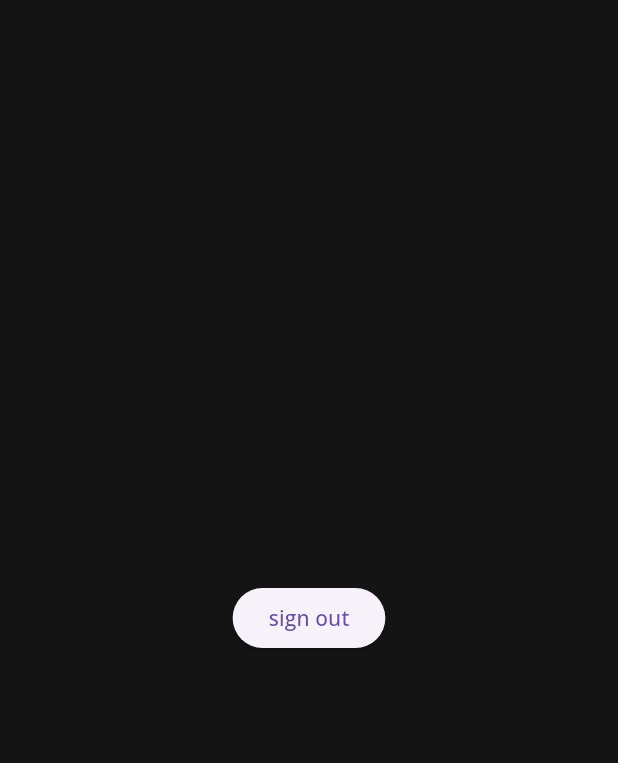
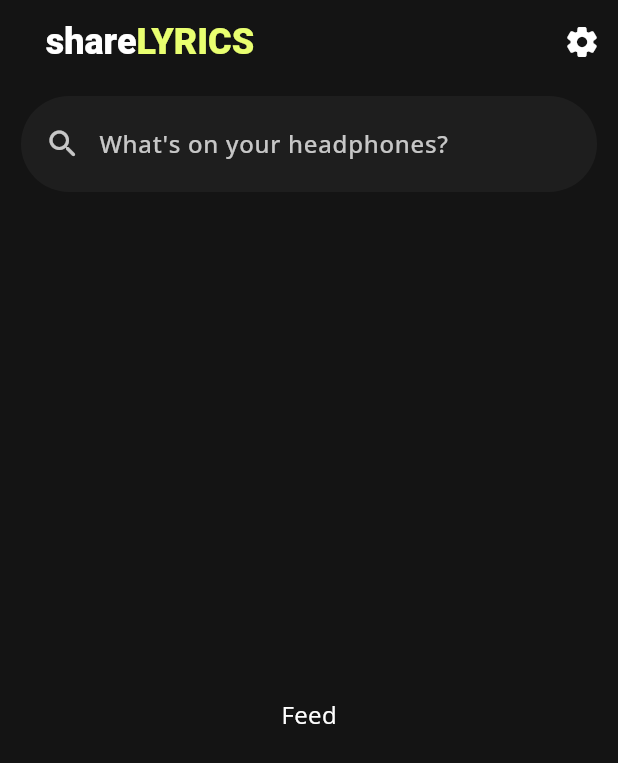
Before and after one commit to piekarskipiotr/share_lyrics, a Flutter app: the screen it shows once a user with an empty profile is signed in, on a phone screen of 412 x 824 dp. Shown: the top 763 px of the screen. Run offline on Flutter 3.47's test engine with Material 3 defaults, Android fonts, the phone set to English and light mode, and no system bars; our stand-ins replace bloc, equatable, firebase_auth, firebase_core, flutter_bloc, flutter_svg and 4 more; missing offline and left inert: mesh_gradient; accounts and stored records are empty; generated files the repository leaves out were written again.

Commit message:
Create base for home_page.dart

```diff
--- a/lib/design_system/design_system.dart
+++ b/lib/design_system/design_system.dart
@@ -1,3 +1,4 @@
 export 'buttons/buttons.dart';
 export 'colors/app_colors.dart';
+export 'text_form_fields/text_form_fields.dart';
 export 'text_styles/app_text_styles.dart';
--- /dev/null
+++ b/lib/design_system/text_form_fields/app_text_form_field.dart
@@ -0,0 +1,94 @@
+import 'package:flutter/material.dart';
+import 'package:share_lyrics/design_system/design_system.dart';
+
+class AppTextFormField extends StatefulWidget {
+  const AppTextFormField({
+    required this.label,
+    required this.textController,
+    this.maxLines = 1,
+    this.isRequired = false,
+    this.isReadOnly = false,
+    this.prefixIcon,
+    super.key,
+  });
+
+  final TextEditingController textController;
+  final String label;
+  final int maxLines;
+  final bool isRequired;
+  final bool isReadOnly;
+  final IconData? prefixIcon;
+
+  @override
+  State<AppTextFormField> createState() => _AppTextFormFieldState();
+}
+
+class _AppTextFormFieldState extends State<AppTextFormField> {
+  var _hasFocus = false;
+  var _focusNode = FocusNode();
+
+  bool get isFocusLost => _hasFocus && !_focusNode.hasFocus;
+
+  @override
+  void initState() {
+    _focusNode = FocusNode();
+    _focusNode.addListener(_onFocusChanged);
+    super.initState();
+  }
+
+  @override
+  void dispose() {
+    _focusNode.dispose();
+    super.dispose();
+  }
+
+  void _onFocusChanged() {
+    setState(() {
+      _hasFocus = _focusNode.hasFocus;
+    });
+  }
+
+  @override
+  Widget build(BuildContext context) {
+    final opacity = _hasFocus ? 1.0 : 0.75;
+    final hintColor = AppColors.white.withOpacity(opacity);
+    return TextFormField(
+      readOnly: widget.isReadOnly,
+      controller: widget.textController,
+      autocorrect: false,
+      focusNode: _focusNode,
+      onTapOutside: (_) {
+        _focusNode.unfocus();
+      },
+      maxLines: widget.maxLines,
+      cursorColor: AppColors.white,
+      decoration: InputDecoration(
+        hintText: widget.label,
+        hintStyle: AppTextStyles.h9(fontWeight: FontWeight.w500, color: hintColor),
+        prefixIcon: Row(
+          mainAxisSize: MainAxisSize.min,
+          mainAxisAlignment: MainAxisAlignment.end,
+          children: [
+            Icon(widget.prefixIcon, color: hintColor),
+            const SizedBox(width: 8),
+          ],
+        ),
+        prefixIconConstraints: const BoxConstraints(minWidth: 48),
+        contentPadding: const EdgeInsets.symmetric(horizontal: 24, vertical: 20),
+        border: _textFormFieldBorder(),
+        enabledBorder: _textFormFieldBorder(),
+        focusedBorder: _textFormFieldBorder(borderColor: AppColors.white),
+        disabledBorder: _textFormFieldBorder(),
+        filled: true,
+        fillColor: AppColors.fieldBg,
+        helperStyle: AppTextStyles.h11(fontWeight: FontWeight.w300),
+      ),
+      style: AppTextStyles.h9(fontWeight: FontWeight.w500),
+    );
+  }
+
+  static InputBorder _textFormFieldBorder({Color borderColor = AppColors.transparent}) => OutlineInputBorder(
+        borderSide: BorderSide(color: borderColor),
+        borderRadius: BorderRadius.circular(32),
+      );
+}
--- /dev/null
+++ b/lib/design_system/text_form_fields/text_form_fields.dart
@@ -0,0 +1 @@
+export 'app_text_form_field.dart';
--- a/lib/l10n/arb/app_en.arb
+++ b/lib/l10n/arb/app_en.arb
@@ -1,5 +1,8 @@
 {
   "@@locale": "en",
+  "app_name": "shareLYRICS",
+  "app_name_pt_1": "share",
+  "app_name_pt_2": "LYRICS",
   "sign_in_hero_title_pt_1": "Share",
   "sign_in_hero_title_pt_2": " Lyrics ",
   "sign_in_hero_title_pt_3": "with Your Friends!",
@@ -17,5 +20,6 @@
         "type": "String"
       }
     }
-  }
+  },
+  "search_hint": "What's on your headphones?"
 }
--- /dev/null
+++ b/lib/presentation/feed/view/feed_page.dart
@@ -0,0 +1,11 @@
+import 'package:flutter/material.dart';
+import 'package:share_lyrics/presentation/feed/view/feed_view.dart';
+
+class FeedPage extends StatelessWidget {
+  const FeedPage({super.key});
+
+  @override
+  Widget build(BuildContext context) {
+    return const FeedView();
+  }
+}
--- /dev/null
+++ b/lib/presentation/feed/view/feed_view.dart
@@ -0,0 +1,11 @@
+import 'package:flutter/material.dart';
+import 'package:share_lyrics/design_system/design_system.dart';
+
+class FeedView extends StatelessWidget {
+  const FeedView({super.key});
+
+  @override
+  Widget build(BuildContext context) {
+    return Center(child: Text('Feed', style: AppTextStyles.h9()));
+  }
+}
--- /dev/null
+++ b/lib/presentation/home/bloc/home_bloc.dart
@@ -0,0 +1,19 @@
+import 'package:bloc/bloc.dart';
+import 'package:equatable/equatable.dart';
+import 'package:flutter/material.dart';
+import 'package:share_lyrics/presentation/feed/view/feed_page.dart';
+import 'package:share_lyrics/presentation/search/view/search_page.dart';
+
+part 'home_event.dart';
+part 'home_state.dart';
+
+class HomeBloc extends Bloc<HomeEvent, HomeState> {
+  HomeBloc() : super(const HomeState()) {
+    on<ToggleSearchPage>(_onToggleSearchPage);
+  }
+
+  Future<void> _onToggleSearchPage(ToggleSearchPage event, Emitter<HomeState> emit) async {
+    final showSearch = event.showSearch;
+    emit(state.copyWith(showSearch: showSearch));
+  }
+}
--- /dev/null
+++ b/lib/presentation/home/bloc/home_event.dart
@@ -0,0 +1,14 @@
+part of 'home_bloc.dart';
+
+abstract class HomeEvent extends Equatable {
+  const HomeEvent();
+}
+
+final class ToggleSearchPage extends HomeEvent {
+  const ToggleSearchPage({required this.showSearch});
+
+  final bool showSearch;
+
+  @override
+  List<Object?> get props => [showSearch];
+}
--- /dev/null
+++ b/lib/presentation/home/bloc/home_state.dart
@@ -0,0 +1,28 @@
+part of 'home_bloc.dart';
+
+class HomeState extends Equatable {
+  const HomeState({
+    this.showSearch = false,
+    this.feedPage = const FeedPage(),
+    this.searchPage = const SearchPage(),
+    this.error,
+  });
+
+  final bool showSearch;
+  final Widget feedPage;
+  final Widget searchPage;
+  final String? error;
+
+  HomeState copyWith({
+    bool? showSearch,
+    String? error,
+  }) {
+    return HomeState(
+      showSearch: showSearch ?? this.showSearch,
+      error: error,
+    );
+  }
+
+  @override
+  List<Object?> get props => [showSearch, error];
+}
--- a/lib/presentation/home/view/home_page.dart
+++ b/lib/presentation/home/view/home_page.dart
@@ -1,4 +1,6 @@
 import 'package:flutter/material.dart';
+import 'package:flutter_bloc/flutter_bloc.dart';
+import 'package:share_lyrics/presentation/home/bloc/home_bloc.dart';
 import 'package:share_lyrics/presentation/home/view/home_view.dart';
 
 class HomePage extends StatelessWidget {
@@ -6,6 +8,9 @@ class HomePage extends StatelessWidget {
 
   @override
   Widget build(BuildContext context) {
-    return const HomeView();
+    return BlocProvider(
+      create: (_) => HomeBloc(),
+      child: const HomeView(),
+    );
   }
 }
--- a/lib/presentation/home/view/home_view.dart
+++ b/lib/presentation/home/view/home_view.dart
@@ -1,5 +1,7 @@
-import 'package:firebase_auth/firebase_auth.dart';
 import 'package:flutter/material.dart';
+import 'package:flutter_bloc/flutter_bloc.dart';
+import 'package:share_lyrics/presentation/home/bloc/home_bloc.dart';
+import 'package:share_lyrics/presentation/home/view/home_app_bar.dart';
 import 'package:share_lyrics/presentation/widgets/app_scaffold.dart';
 
 class HomeView extends StatelessWidget {
@@ -8,12 +10,17 @@ class HomeView extends StatelessWidget {
   @override
   Widget build(BuildContext context) {
     return AppScaffold(
-      body: Center(
-        child: ElevatedButton(
-          onPressed: () {
-            FirebaseAuth.instance.signOut();
+      body: NestedScrollView(
+        physics: const NeverScrollableScrollPhysics(),
+        headerSliverBuilder: (context, innerBoxIsScrolled) {
+          return [const HomeAppBar()];
+        },
+        body: BlocBuilder<HomeBloc, HomeState>(
+          builder: (context, state) {
+            final showSearch = state.showSearch;
+            final body = showSearch ? state.searchPage : state.feedPage;
+            return body;
           },
-          child: Text('sign out'),
         ),
       ),
     );
--- a/lib/presentation/sign_in/view/sign_in_view.dart
+++ b/lib/presentation/sign_in/view/sign_in_view.dart
@@ -77,6 +77,7 @@ class _SignInViewState extends State<SignInView> {
   }
 
   Widget _signingInOverlay() {
+    // TODO(piotr): improve loading state (make it cooler 😎)
     return ColoredBox(
       color: AppColors.black.withOpacity(0.5),
       child: const Center(
--- a/lib/router/app_router.dart
+++ b/lib/router/app_router.dart
@@ -22,6 +22,13 @@ class AppRouter {
           return const MaterialPage(child: HomePage());
         },
       ),
+      GoRoute(
+        path: '/${AppRoutes.settings}',
+        name: AppRoutes.settings,
+        pageBuilder: (context, state) {
+          return const MaterialPage(child: HomePage());
+        },
+      ),
     ],
   );
 }
--- a/lib/router/app_router_navigation.dart
+++ b/lib/router/app_router_navigation.dart
@@ -5,4 +5,6 @@ extension AppRouterNavigation on AppRouter {
   void showSignIn() => router.goNamed(AppRoutes.signIn);
 
   void showHome() => router.goNamed(AppRoutes.home);
+
+  void showSettings() => router.goNamed(AppRoutes.settings);
 }
--- a/lib/router/app_routes.dart
+++ b/lib/router/app_routes.dart
@@ -1,4 +1,5 @@
 class AppRoutes {
   static String signIn = 'sign_in';
   static String home = 'home';
+  static String settings = 'settings';
 }
```
Also changed, not shown: lib/presentation/home/view/home_app_bar.dart (added, +61 -0 lines), lib/presentation/search/view/search_page.dart (added, +11 -0 lines), lib/presentation/search/view/search_view.dart (added, +11 -0 lines).
